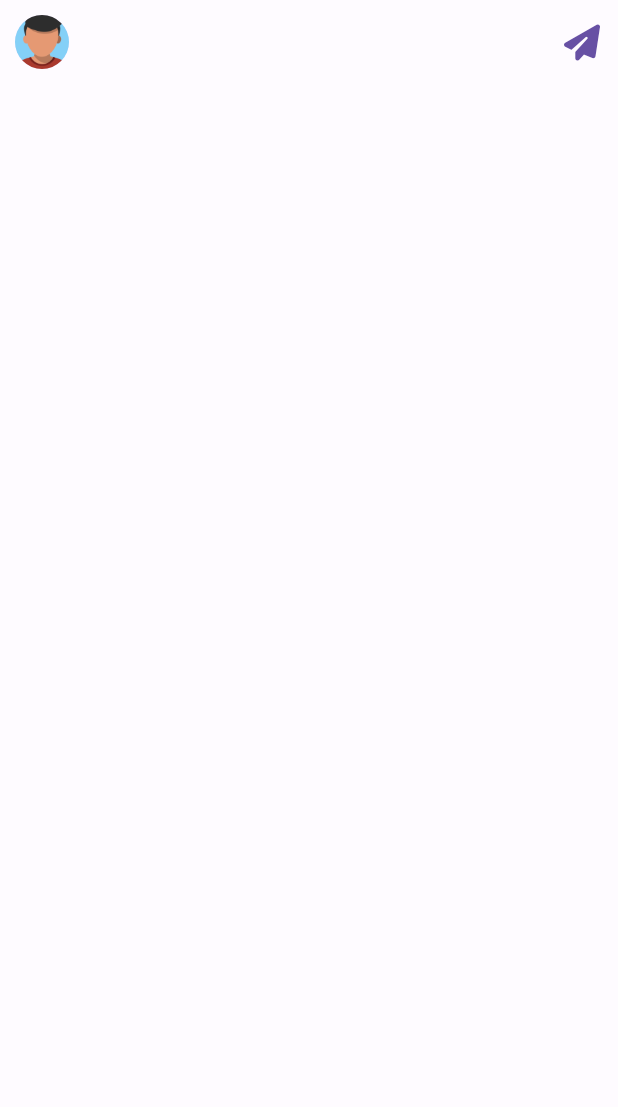
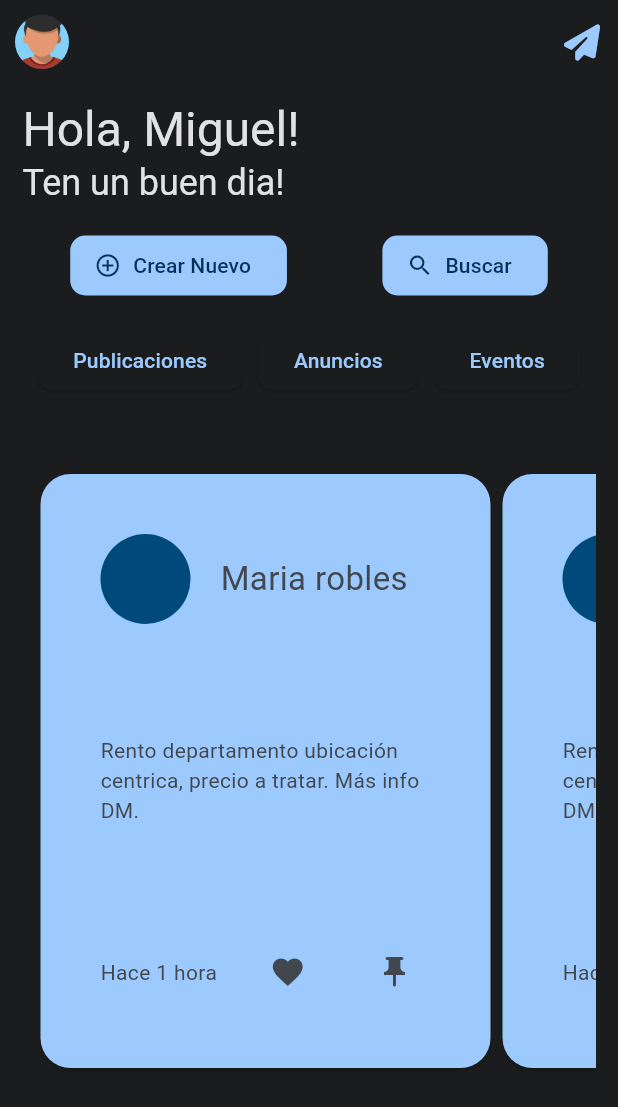
Before and after one commit to aleph-icabod/room_ye, a Flutter app: the Home screen opened directly, on a phone screen of 412 x 824 dp. Shown: the top 1107 px of the screen. Run offline on Flutter 3.47's test engine with Material 2 defaults, Android fonts, the phone set to English and light mode, and no system bars; our stand-ins replace font_awesome_flutter.

Commit message:
add custom card

```diff
--- /dev/null
+++ b/lib/components/publication_card.dart
@@ -0,0 +1,64 @@
+import 'package:flutter/material.dart';
+import 'package:room_ye/config/constants.dart';
+
+class PublicationCard extends StatelessWidget {
+  @override
+  Widget build(BuildContext context) {
+    final textStyle=TextStyle(
+      color: Colors.white,
+    );
+
+    return Card(
+      shape: RoundedRectangleBorder(
+        borderRadius: BorderRadius.circular(20),
+      ),
+      child: Container(
+        width: UIConstants.cardWidth,
+        decoration: BoxDecoration(
+          color: Theme.of(context).colorScheme.primary,
+          borderRadius: BorderRadius.circular(20),
+        ),
+        height: double.infinity,
+        child: Padding(
+          padding: const EdgeInsets.all(40.0),
+          child: Column(
+            mainAxisAlignment: MainAxisAlignment.spaceBetween,
+            crossAxisAlignment: CrossAxisAlignment.start,
+            children: [
+              Row(
+                children: [
+                  CircleAvatar(
+                    radius: 30,
+                  ),
+                  SizedBox(width: 20,),
+                  Text("Maria robles",
+                    style: TextStyle(
+                      fontSize: Theme.of(context).textTheme.titleLarge?.fontSize,
+                        color:Theme.of(context).colorScheme.surfaceVariant,
+                    ))
+                ],
+              ),
+              Flexible(
+                child:Text("Rento departamento ubicación centrica, precio a tratar. Más info DM.",
+                style: TextStyle(
+                  color:Theme.of(context).colorScheme.surfaceVariant,
+                ),),
+              ),
+              Row(
+                mainAxisAlignment: MainAxisAlignment.spaceBetween,
+                children: [
+                  Text("Hace 1 hora",style: TextStyle(
+                    color:Theme.of(context).colorScheme.surfaceVariant,
+                  ),),
+                  IconButton(onPressed: (){}, icon: Icon(Icons.favorite,color:Theme.of(context).colorScheme.surfaceVariant, )),
+                  IconButton(onPressed: (){}, icon: Icon(Icons.push_pin, color:Theme.of(context).colorScheme.surfaceVariant,)),
+                ],
+              )
+
+            ],
+          ),
+        ),
+      ),
+    );
+  }
+}
--- a/lib/config/constants.dart
+++ b/lib/config/constants.dart
@@ -2,4 +2,5 @@ class UIConstants{
   static const double textFieldWidth=300;
   static const double textFieldHeight=60;
   static const double paddingBetweenComponents=15;
+  static const double  cardWidth=300;
 }
--- a/lib/config/theme.dart
+++ b/lib/config/theme.dart
@@ -1,47 +1,36 @@
 import 'package:flutter/material.dart';
 
 
-const colorScheme =ColorScheme(
-  brightness: Brightness.light,
-  primary: Color(0xFF6750A4),
-  onPrimary: Color(0xFFFFFFFF),
-  primaryContainer: Color(0xFFE9DDFF),
-  onPrimaryContainer: Color(0xFF22005D),
-  secondary: Color(0xFF005BBE),
-  onSecondary: Color(0xFFFFFFFF),
-  secondaryContainer: Color(0xFFD7E2FF),
-  onSecondaryContainer: Color(0xFF001A40),
-  tertiary: Color(0xFF464ADA),
-  onTertiary: Color(0xFFFFFFFF),
-  tertiaryContainer: Color(0xFFE1E0FF),
-  onTertiaryContainer: Color(0xFF05006D),
-  error: Color(0xFFFF4A4A),
-  errorContainer: Color(0xFFFFDAD6),
-  onError: Color(0xFFFFFFFF),
-  onErrorContainer: Color(0xFF410002),
-  background: Color(0xFFFEFBFF),
-  onBackground: Color(0xFF001849),
-  surface: Color(0xFFFEFBFF),
-  onSurface: Color(0xFF001849),
-  surfaceVariant: Color(0xFFE7E0EB),
-  onSurfaceVariant: Color(0xFF49454E),
-  outline: Color(0xFF7A757F),
-  onInverseSurface: Color(0xFFEEF0FF),
-  inverseSurface: Color(0xFF002B75),
-  inversePrimary: Color(0xFFCFBCFF),
+const MycolorScheme =  ColorScheme(
+  brightness: Brightness.dark,
+  primary: Color(0xFF9CCAFF),
+  onPrimary: Color(0xFF003257),
+  primaryContainer: Color(0xFF00497B),
+  onPrimaryContainer: Color(0xFFD0E4FF),
+  secondary: Color(0xFFBAC8DB),
+  onSecondary: Color(0xFF253140),
+  secondaryContainer: Color(0xFF3B4857),
+  onSecondaryContainer: Color(0xFFD6E4F7),
+  tertiary: Color(0xFFD5BEE5),
+  onTertiary: Color(0xFF3A2948),
+  tertiaryContainer: Color(0xFF514060),
+  onTertiaryContainer: Color(0xFFF1DAFF),
+  error: Color(0xFFFFB4AB),
+  errorContainer: Color(0xFF93000A),
+  onError: Color(0xFF690005),
+  onErrorContainer: Color(0xFFFFDAD6),
+  background: Color(0xFF1A1C1E),
+  onBackground: Color(0xFFE2E2E6),
+  surface: Color(0xFF1A1C1E),
+  onSurface: Color(0xFFE2E2E6),
+  surfaceVariant: Color(0xFF42474E),
+  onSurfaceVariant: Color(0xFFC2C7CF),
+  outline: Color(0xFF8C9199),
+  onInverseSurface: Color(0xFF1A1C1E),
+  inverseSurface: Color(0xFFE2E2E6),
+  inversePrimary: Color(0xFF0062A1),
   shadow: Color(0xFF000000),
-  surfaceTint: Color(0xFF6750A4),
-  outlineVariant: Color(0xFFCAC4CF),
+  surfaceTint: Color(0xFF9CCAFF),
+  outlineVariant: Color(0xFF42474E),
   scrim: Color(0xFF000000),
 );
-
-
-class RoomYeeTheme{
-  themeData(){
-    return ThemeData(
-      useMaterial3: true,
-      colorScheme: colorScheme,
-    );
-  }
-
-}
--- a/lib/main.dart
+++ b/lib/main.dart
@@ -14,7 +14,10 @@ class MyApp extends StatelessWidget {
   Widget build(BuildContext context) {
     return MaterialApp(
       title: 'Room Ye',
-      theme: RoomYeeTheme().themeData(),
+      theme: ThemeData(
+        useMaterial3: true,
+        colorScheme: MycolorScheme,
+      ),
       debugShowCheckedModeBanner: false,
       home: Login(),
     );
--- a/lib/screens/home.dart
+++ b/lib/screens/home.dart
@@ -1,5 +1,7 @@
 import 'package:flutter/material.dart';
 import 'package:font_awesome_flutter/font_awesome_flutter.dart';
+import 'package:room_ye/components/publication_card.dart';
+import 'package:room_ye/config/constants.dart';
 
 class Home extends StatefulWidget {
   const Home({super.key});
@@ -30,7 +32,108 @@ class _HomeState extends State<Home> {
           ),
         ],
       ),
-      body: Center(),
+      body: SingleChildScrollView(
+        padding: EdgeInsets.symmetric(vertical: 10, horizontal: 15),
+        child: Column(
+          mainAxisAlignment: MainAxisAlignment.center,
+          crossAxisAlignment: CrossAxisAlignment.start,
+          children: [
+            Text("Hola, Miguel!",
+                style: Theme.of(context).textTheme.headlineLarge),
+            Text(
+              "Ten un buen dia!",
+              style: Theme.of(context).textTheme.headlineSmall,
+            ),
+            SizedBox(
+              height: UIConstants.paddingBetweenComponents,
+            ),
+            Row(
+              mainAxisAlignment: MainAxisAlignment.spaceAround,
+              children: [
+                FilledButton.icon(
+                  style: ButtonStyle(
+                    shape: MaterialStateProperty.all<OutlinedBorder>(
+                      const RoundedRectangleBorder(
+                        borderRadius: BorderRadius.all(Radius.circular(10)),
+                      ),
+                    ),
+                  ),
+                  onPressed: () {},
+                  icon: Icon(Icons.add_circle_outline),
+                  label: Text("Crear Nuevo"),
+                ),
+                FilledButton.icon(
+                  style: ButtonStyle(
+                    shape: MaterialStateProperty.all<OutlinedBorder>(
+                      const RoundedRectangleBorder(
+                        borderRadius: BorderRadius.all(Radius.circular(10)),
+                      ),
+                    ),
+                  ),
+                  onPressed: () {},
+                  icon: Icon(Icons.search),
+                  label: Text("Buscar"),
+                ),
+              ],
+            ),
+            SizedBox(
+              height: UIConstants.paddingBetweenComponents,
+            ),
+            Row(
+              mainAxisAlignment: MainAxisAlignment.spaceEvenly,
+              children: [
+                ElevatedButton(
+                  style: ButtonStyle(
+                    shape: MaterialStateProperty.all<OutlinedBorder>(
+                      const RoundedRectangleBorder(
+                        borderRadius: BorderRadius.all(Radius.circular(10)),
+                      ),
+                    ),
+                  ),
+                  onPressed: () {},
+                  child: Text("Publicaciones"),
+                ),
+                ElevatedButton(
+                  style: ButtonStyle(
+                    shape: MaterialStateProperty.all<OutlinedBorder>(
+                      const RoundedRectangleBorder(
+                        borderRadius: BorderRadius.all(Radius.circular(10)),
+                      ),
+                    ),
+                  ),
+                  onPressed: () {},
+                  child: Text("Anuncios"),
+                ),
+                ElevatedButton(
+                  style: ButtonStyle(
+                    shape: MaterialStateProperty.all<OutlinedBorder>(
+                      const RoundedRectangleBorder(
+                        borderRadius: BorderRadius.all(Radius.circular(10)),
+                      ),
+                    ),
+                  ),
+                  onPressed: () {},
+                  child: Text("Eventos"),
+                ),
+              ],
+            ),
+
+            SizedBox(
+              height: 500,
+              child: Padding(
+                padding: const EdgeInsets.symmetric(vertical: 40),
+                child: ListView.builder(
+                    scrollDirection: Axis.horizontal,
+                    padding: const EdgeInsets.all(8),
+                    itemCount: 1000,
+                    itemBuilder: (BuildContext context, int index) {
+                      return PublicationCard();
+                    }),
+              ),
+            )
+          ],
+        ),
+      ),
     );
   }
 }
```
